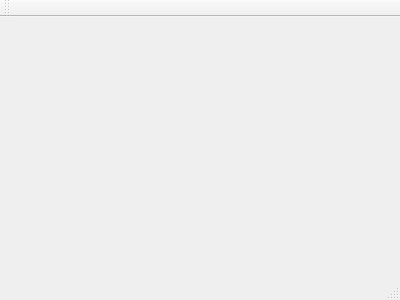
mefisto545/Tortik, file mainwindow.ui: the form before one commit.
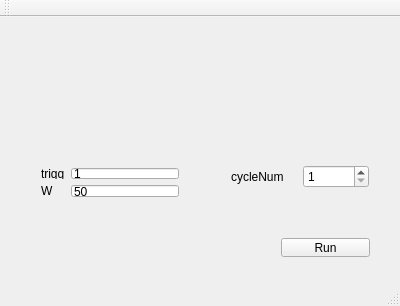
The form after the commit.

Commit message: Added primitive interface

```diff
--- a/mainwindow.ui
+++ b/mainwindow.ui
@@ -1,24 +1,128 @@
 <ui version="4.0">
  <class>MainWindow</class>
- <widget class="QMainWindow" name="MainWindow" >
-  <property name="geometry" >
+ <widget class="QMainWindow" name="MainWindow">
+  <property name="geometry">
    <rect>
     <x>0</x>
     <y>0</y>
     <width>400</width>
-    <height>300</height>
+    <height>306</height>
    </rect>
   </property>
   <property name="windowTitle" >
    <string>MainWindow</string>
   </property>
-  <widget class="QMenuBar" name="menuBar" />
-  <widget class="QToolBar" name="mainToolBar" />
-  <widget class="QWidget" name="centralWidget" />
-  <widget class="QStatusBar" name="statusBar" />
+  <widget class="QWidget" name="centralWidget">
+   <widget class="QWidget" name="formLayoutWidget">
+    <property name="geometry">
+     <rect>
+      <x>30</x>
+      <y>140</y>
+      <width>160</width>
+      <height>51</height>
+     </rect>
+    </property>
+    <layout class="QFormLayout" name="formLayout">
+     <item row="0" column="1">
+      <widget class="QLineEdit" name="lineEditTrigg">
+       <property name="text">
+        <string>1</string>
+       </property>
+      </widget>
+     </item>
+     <item row="1" column="0">
+      <widget class="QLabel" name="labelW">
+       <property name="text">
+        <string>W</string>
+       </property>
+      </widget>
+     </item>
+     <item row="1" column="1">
+      <widget class="QLineEdit" name="lineEditW">
+       <property name="text">
+        <string>50</string>
+       </property>
+      </widget>
+     </item>
+     <item row="0" column="0">
+      <widget class="QLabel" name="labelTrigg">
+       <property name="text">
+        <string>trigg</string>
+       </property>
+      </widget>
+     </item>
+    </layout>
+   </widget>
+   <widget class="QWidget" name="horizontalLayoutWidget">
+    <property name="geometry">
+     <rect>
+      <x>270</x>
+      <y>210</y>
+      <width>111</width>
+      <height>41</height>
+     </rect>
+    </property>
+    <layout class="QHBoxLayout" name="horizontalLayout">
+     <item>
+      <widget class="QPushButton" name="pushButtonRun">
+       <property name="text">
+        <string>Run</string>
+       </property>
+      </widget>
+     </item>
+    </layout>
+   </widget>
+   <widget class="QWidget" name="horizontalLayoutWidget_2">
+    <property name="geometry">
+     <rect>
+      <x>220</x>
+      <y>120</y>
+      <width>160</width>
+      <height>80</height>
+     </rect>
+    </property>
+    <layout class="QHBoxLayout" name="horizontalLayout_2">
+     <item>
+      <widget class="QLabel" name="label">
+       <property name="text">
+        <string>cycleNum</string>
+       </property>
+      </widget>
+     </item>
+     <item>
+      <widget class="QSpinBox" name="spinBoxCycleNum">
+       <property name="minimum">
+        <number>1</number>
+       </property>
+       <property name="maximum">
+        <number>5</number>
+       </property>
+      </widget>
+     </item>
+    </layout>
+   </widget>
+  </widget>
+  <widget class="QMenuBar" name="menuBar">
+   <property name="geometry">
+    <rect>
+     <x>0</x>
+     <y>0</y>
+     <width>400</width>
+     <height>21</height>
+    </rect>
+   </property>
+  </widget>
+  <widget class="QToolBar" name="mainToolBar">
+   <attribute name="toolBarArea">
+    <enum>TopToolBarArea</enum>
+   </attribute>
+   <attribute name="toolBarBreak">
+    <bool>false</bool>
+   </attribute>
+  </widget>
+  <widget class="QStatusBar" name="statusBar"/>
  </widget>
- <layoutDefault spacing="6" margin="11" />
- <pixmapfunction></pixmapfunction>
+ <layoutdefault spacing="6" margin="11"/>
  <resources/>
  <connections/>
 </ui>
```
Left out of the diff: 3 changed lines with no effect on the pictures. The commit also changes 5 other files.
